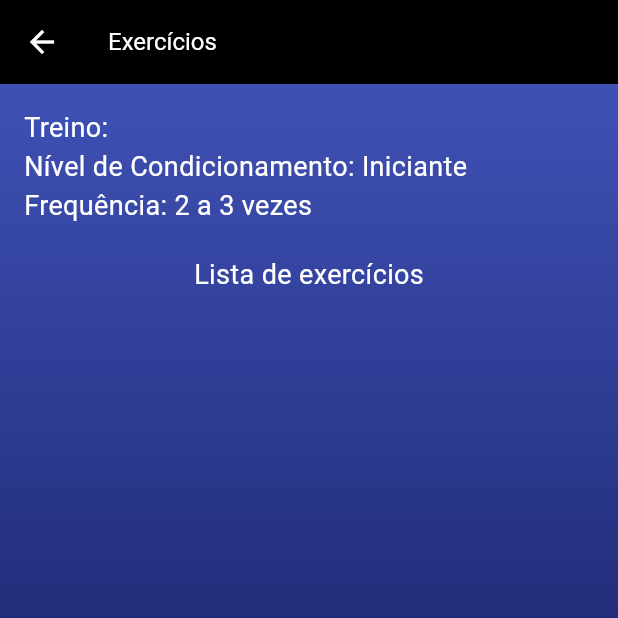
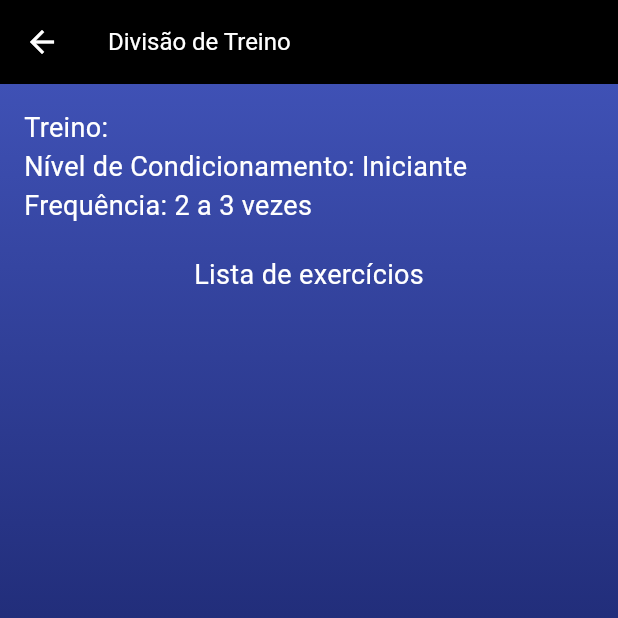
Before and after one commit to CleitonAsuos/GymFit, a Flutter app: the ExercicioPage screen opened directly with empty values, on a phone screen of 412 x 824 dp, the top half of it. Run offline on Flutter 3.47's test engine with Material 3 defaults, Android fonts, the phone set to English and light mode, and no system bars; our stand-ins replace flutter_mobx, mobx; generated files the repository leaves out were written again.

Commit message:
novo tema

```diff
--- a/lib/exercicio_page.dart
+++ b/lib/exercicio_page.dart
@@ -62,7 +62,7 @@ class ExercicioPage extends StatelessWidget {
           color: Colors.white,
           onPressed: () => Navigator.pop(context, false),
         ),
-        title: const Text("Exercícios"),
+        title: const Text("Divisão de Treino"),
         titleTextStyle: const TextStyle(
           color: Colors.white,
           fontSize: 16,
```
